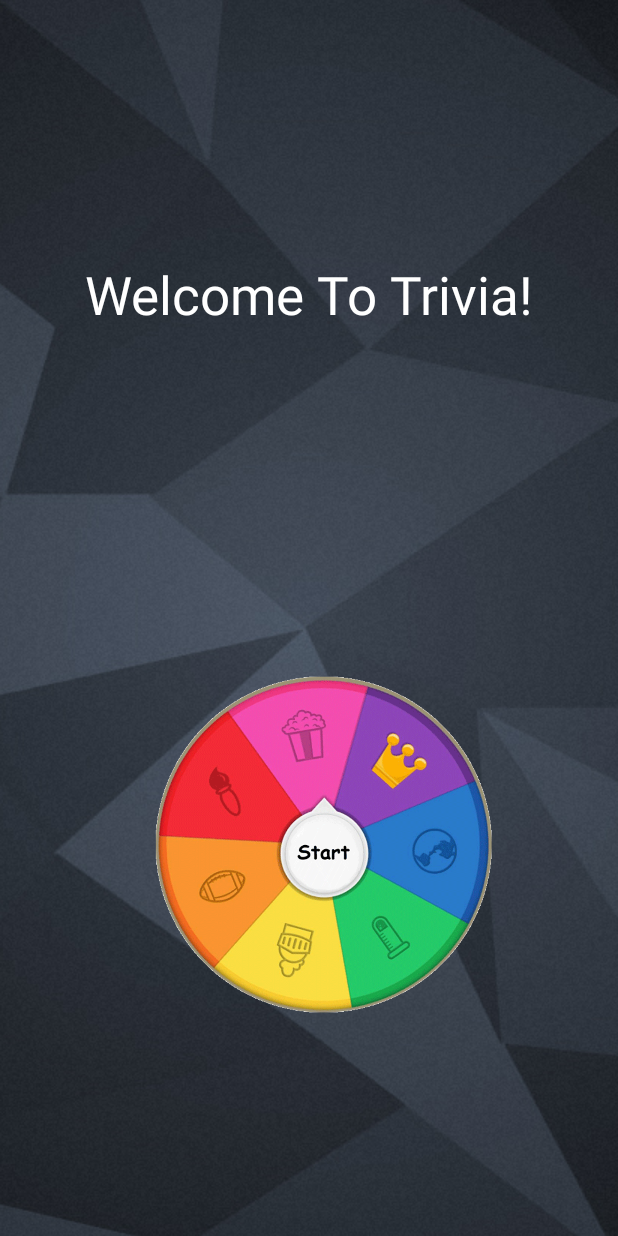
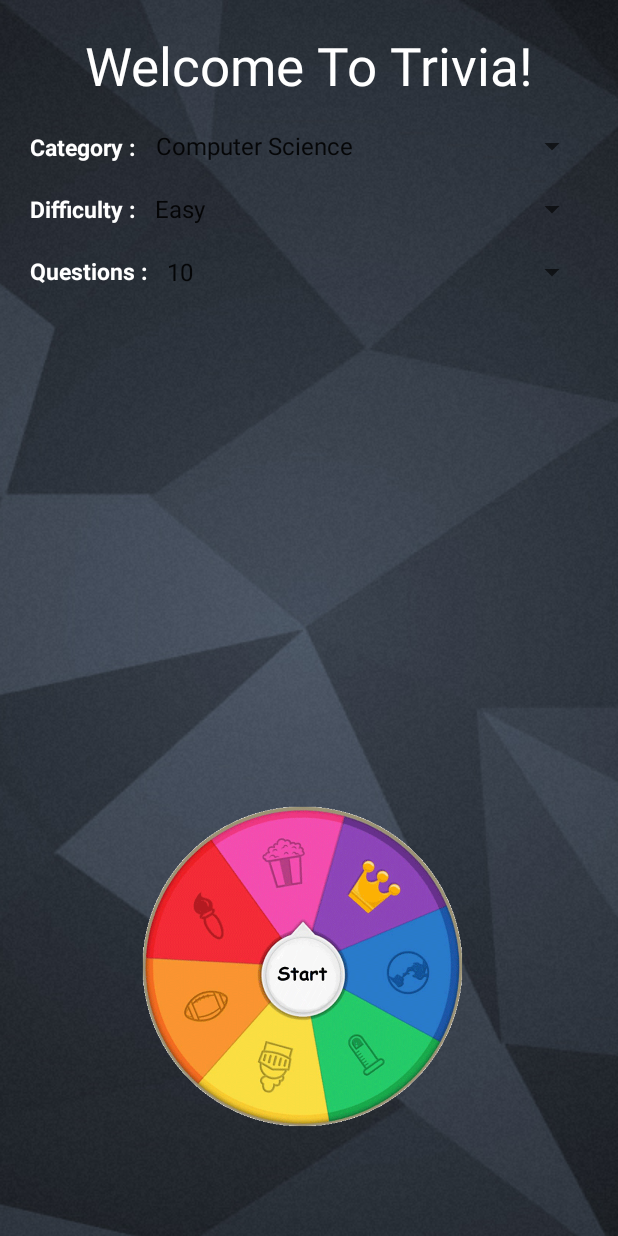
Before and after one commit to lphung1/Trivia, an Android app: the screen it shows after launch (MainActivity), on a phone screen of 412 x 824 dp. Run offline under Robolectric (Android 15) with nearby library versions, the phone set to English and light mode, and no system bars.

Commit message:
Main page spinners

```diff
--- a/app/src/main/java/com/example/loi/trivia/MainActivity.java
+++ b/app/src/main/java/com/example/loi/trivia/MainActivity.java
@@ -11,6 +11,7 @@ import android.view.animation.Animation;
 import android.view.animation.AnimationUtils;
 import android.widget.Button;
 import android.widget.ImageView;
+import android.widget.Spinner;
 import android.widget.Toast;
 import android.net.ConnectivityManager;
 import android.net.NetworkInfo;
@@ -22,16 +23,36 @@ public class MainActivity extends AppCompatActivity {
     public static ArrayList<Question> triviaArrayList = new ArrayList<Question>();
     public static int quizLength = 20;
 
+    private ImageView start;
+    private Spinner category;
+    private Spinner difficulty;
+    private Spinner questions;
+
+    private String api = "";
+
     @Override
     protected void onCreate(Bundle savedInstanceState) {
         super.onCreate(savedInstanceState);
+        Log.d("a1", "OnCreate Started");
         setContentView(R.layout.activity_main);
         ActionBar actionBar = getSupportActionBar();
         actionBar.hide();
 
+        category = findViewById(R.id.spinner_category);
+        difficulty = findViewById(R.id.spinner_difficulty);
+        questions = findViewById(R.id.spinner_questions);
+
+        String cat = "&category=" + convertToNum(category.getSelectedItem().toString());
+        Log.d("a1", "category : " + cat);
+        String diff = "&difficulty=" + difficulty.getSelectedItem().toString().toLowerCase();
+        String ques = "amount=" + questions.getSelectedItem().toString();
+
+        api = "https://opentdb.com/api.php?" + ques + cat + diff;
+
+        Log.d("a1", "api : " + api);
 
         if( isConnected() ){
-            new TriviaAsyncTask(MainActivity.this).execute("https://opentdb.com/api.php?amount=20&category=31&difficulty=easy");
+            new TriviaAsyncTask(MainActivity.this).execute(api);
         }
         else{
             Toast.makeText(MainActivity.this, "Not connected to internet", Toast.LENGTH_LONG).show();
@@ -39,24 +60,30 @@ public class MainActivity extends AppCompatActivity {
 
         Log.d("ArrayList Is empty", "-" + triviaArrayList.isEmpty());
 
-
-
-
-
     }//end on create
-
 
     @Override
     protected void onResume() {
         super.onResume();
+        Log.d("a1", "OnResume started");
 
-        final ImageView start = findViewById(R.id.imageView7);
+        start = findViewById(R.id.imageView7);
 
         start.setOnClickListener(new View.OnClickListener() {
             @Override
             public void onClick(View v) {
+
+                String cat = "&category=" + convertToNum(category.getSelectedItem().toString());
+                Log.d("a1", "category : " + cat);
+                String diff = "&difficulty=" + difficulty.getSelectedItem().toString().toLowerCase();
+                String ques = "amount=" + questions.getSelectedItem().toString();
+
+                api = "https://opentdb.com/api.php?" + ques + cat + diff;
+
+                Log.d("a1", "api : " + api);
+
                 if( isConnected() ){
-                    new TriviaAsyncTask(MainActivity.this).execute("https://opentdb.com/api.php?amount=" + quizLength + "&category=31&difficulty=easy");
+                    new TriviaAsyncTask(MainActivity.this).execute(api);
                 }
                 else{
                     Toast.makeText(MainActivity.this, "Not connected to internet", Toast.LENGTH_LONG).show();
@@ -86,5 +113,51 @@ public class MainActivity extends AppCompatActivity {
         return true;
     } //end isConnected method
 
+    private String convertToNum(String param)
+    {
+        Log.d("a1", "convertToNum hit with param : " + param);
+        String temp = "";
+        switch (param)
+        {
+            case "Computer Science" :
+                temp = "18";
+                break;
+
+            case "Film" :
+                temp = "11";
+                break;
+
+            case "Sports" :
+                temp = "21";
+                break;
+
+            case "History" :
+                temp = "23";
+                break;
+
+            case "Video Games" :
+                temp = "15";
+                break;
+
+            case "Anime/Manga" :
+                temp = "31";
+                break;
+
+            case "Celebrities" :
+                temp = "26";
+                break;
+
+            case "Vehicles" :
+                temp = "28";
+                break;
+
+            default :
+                temp = "18";
+        }
+
+        Log.d("a1", "convertToNum done with temp : " + temp);
+        return temp;
+    }
+
 
 }
--- a/app/src/main/java/com/example/loi/trivia/QuestionActivity.java
+++ b/app/src/main/java/com/example/loi/trivia/QuestionActivity.java
@@ -40,10 +40,7 @@ public class QuestionActivity extends AppCompatActivity {
         position = 0;
         correctAnswers = 0;
 
-
         question = MainActivity.triviaArrayList.get(position);
-
-
 
     }//end oncreate
 
--- a/app/src/main/java/com/example/loi/trivia/TriviaAsyncTask.java
+++ b/app/src/main/java/com/example/loi/trivia/TriviaAsyncTask.java
@@ -65,11 +65,11 @@ public class TriviaAsyncTask extends AsyncTask<String, Integer, ArrayList<Questi
         MainActivity.triviaArrayList = result;
 
 
-        Log.d("Result Arraylist is Empty:", " -" + result.isEmpty() );
+        Log.d("tr", "Results array is empty : " + result.isEmpty() );
 
         for(int i = 0; MainActivity.triviaArrayList.size() > i; i ++) {
 
-            Log.d("Arraylist Contents: " + i + " ",  MainActivity.triviaArrayList.get(i).getQuestion());
+            Log.d("trv" + i + " ",  MainActivity.triviaArrayList.get(i).getQuestion());
 
         }
 
@@ -119,6 +119,7 @@ public class TriviaAsyncTask extends AsyncTask<String, Integer, ArrayList<Questi
                 JSONObject root = new JSONObject(json);
 
                 JSONArray questions = root.optJSONArray("results"); // root object
+                Log.d("tr", "question length : " + questions.length());
 
                 for (int i = 0; i < questions.length(); i++) {
                     JSONObject questionsJSONObject = questions.optJSONObject(i);
@@ -141,11 +142,11 @@ public class TriviaAsyncTask extends AsyncTask<String, Integer, ArrayList<Questi
 
                     t.setChoices(choicesJSONObject);
 
-                    Log.d("Question Type ", "" + questionsJSONObject.getString("type"));
-                    Log.d("Json Question", "" + questionsJSONObject.getString("question"));
-                    Log.d("Json category", "" + questionsJSONObject.getString("category"));
-                    Log.d("Json answer", "" + questionsJSONObject.getString("correct_answer"));
-                    Log.d("Json choices", "" + choicesJSONObject.getString(0));
+                    Log.d("tr", "" + questionsJSONObject.getString("type"));
+                    Log.d("tr", "" + questionsJSONObject.getString("question"));
+                    Log.d("tr", "" + questionsJSONObject.getString("category"));
+                    Log.d("tr", "" + questionsJSONObject.getString("correct_answer"));
+                    Log.d("tr", "" + choicesJSONObject.getString(0));
 
 
                     result.add(t);
--- a/app/src/main/res/layout/activity_main.xml
+++ b/app/src/main/res/layout/activity_main.xml
@@ -1,5 +1,5 @@
 <?xml version="1.0" encoding="utf-8"?>
-<android.support.constraint.ConstraintLayout xmlns:app="http://schemas.android.com/apk/res-auto"
+<RelativeLayout
     xmlns:tools="http://schemas.android.com/tools"
     xmlns:android="http://schemas.android.com/apk/res/android"
     android:layout_width="match_parent"
@@ -12,31 +12,88 @@
         android:id="@+id/textViewWelcome"
         android:layout_width="wrap_content"
         android:layout_height="wrap_content"
-        android:layout_marginStart="8dp"
-        android:layout_marginTop="16dp"
-        android:layout_marginEnd="8dp"
-        android:layout_marginBottom="8dp"
-        android:text="Welcome To Trivia!"
+        android:layout_centerHorizontal="true"
+        android:layout_marginTop="20dp"
+        android:text="@string/trivia_title"
         android:textColor="@android:color/white"
-        android:textSize="35sp"
-        app:layout_constraintBottom_toTopOf="@+id/imageView7"
-        app:layout_constraintEnd_toEndOf="parent"
-        app:layout_constraintStart_toStartOf="parent"
-        app:layout_constraintTop_toTopOf="parent" />
+        android:textSize="35sp" />
 
     <ImageView
         android:id="@+id/imageView7"
-        android:layout_width="368dp"
-        android:layout_height="368dp"
-        android:layout_marginStart="8dp"
-        android:layout_marginEnd="8dp"
-        android:layout_marginBottom="72dp"
-        app:layout_constraintBottom_toBottomOf="parent"
-        app:layout_constraintEnd_toEndOf="parent"
-        app:layout_constraintHorizontal_bias="1.0"
-        app:layout_constraintLeft_toLeftOf="parent"
-        app:layout_constraintRight_toRightOf="parent"
-        app:layout_constraintStart_toStartOf="parent"
-        app:srcCompat="@drawable/trivia_wheel_start" />
+        android:layout_width="350dp"
+        android:layout_height="350dp"
+        android:src="@drawable/trivia_wheel_start"
+        android:layout_alignParentBottom="true"
+        android:layout_centerHorizontal="true"
+         />
 
-</android.support.constraint.ConstraintLayout>
+    <TextView
+        android:id="@+id/textView_Category_Static"
+        android:layout_width="wrap_content"
+        android:layout_height="wrap_content"
+        android:textSize="15sp"
+        android:textColor="#ffffff"
+        android:textStyle="bold"
+        android:layout_marginStart="20dp"
+        android:layout_below="@id/textViewWelcome"
+        android:layout_marginTop="20dp"
+        android:text="@string/categ" />
+
+    <Spinner
+        android:id="@+id/spinner_category"
+        android:layout_below="@id/textViewWelcome"
+        android:layout_toEndOf="@id/textView_Category_Static"
+        android:layout_marginTop="18dp"
+        android:layout_marginStart="5dp"
+        android:layout_marginEnd="20dp"
+        android:layout_width="fill_parent"
+        android:layout_height="wrap_content"
+        android:entries="@array/api_Categories" />
+
+    <TextView
+        android:id="@+id/textView_Difficult_Static"
+        android:layout_width="wrap_content"
+        android:layout_height="wrap_content"
+        android:layout_below="@id/textView_Category_Static"
+        android:layout_marginStart="20dp"
+        android:layout_marginTop="20dp"
+        android:text="@string/difficulty"
+        android:textColor="#ffffff"
+        android:textStyle="bold"
+        android:textSize="15sp"/>
+
+    <Spinner
+        android:id="@+id/spinner_difficulty"
+        android:layout_width="fill_parent"
+        android:layout_height="wrap_content"
+        android:layout_below="@id/spinner_category"
+        android:layout_marginStart="5dp"
+        android:layout_marginEnd="20dp"
+        android:layout_marginTop="18dp"
+        android:layout_toEndOf="@id/textView_Difficult_Static"
+        android:entries="@array/api_Difficulties" />
+
+    <TextView
+        android:id="@+id/textView_Questions_Static"
+        android:layout_width="wrap_content"
+        android:layout_height="wrap_content"
+        android:layout_below="@id/textView_Difficult_Static"
+        android:layout_marginStart="20dp"
+        android:layout_marginTop="20dp"
+        android:text="@string/question"
+        android:textColor="#ffffff"
+        android:textSize="15sp"
+        android:textStyle="bold" />
+
+    <Spinner
+        android:id="@+id/spinner_questions"
+        android:layout_width="fill_parent"
+        android:layout_height="wrap_content"
+        android:layout_below="@id/spinner_difficulty"
+        android:layout_marginStart="5dp"
+        android:layout_marginTop="18dp"
+        android:layout_marginEnd="20dp"
+        android:layout_toEndOf="@id/textView_Questions_Static"
+        android:entries="@array/api_Questions" />
+
+</RelativeLayout>
--- a/app/src/main/res/values/strings.xml
+++ b/app/src/main/res/values/strings.xml
@@ -1,3 +1,32 @@
 <resources>
     <string name="app_name">Trivia</string>
+    <string name="trivia_title">Welcome To Trivia!</string>
+    <string name="categ">Category :</string>
+    <string name="difficulty">Difficulty :</string>
+    <string name="question">Questions :</string>
+
+    <string-array name="api_Categories">
+        <item>Computer Science</item>
+        <item>Film</item>
+        <item>Sports</item>
+        <item>History</item>
+        <item>Video Games</item>
+        <item>Anime/Manga</item>
+        <item>Celebrities</item>
+        <item>Vehicles</item>
+    </string-array>
+
+    <string-array name="api_Difficulties">
+        <item>Easy</item>
+        <item>Medium</item>
+        <item>Hard</item>
+    </string-array>
+
+    <string-array name="api_Questions">
+        <item>10</item>
+        <item>20</item>
+        <item>30</item>
+        <item>40</item>
+        <item>50</item>
+    </string-array>
 </resources>
```
